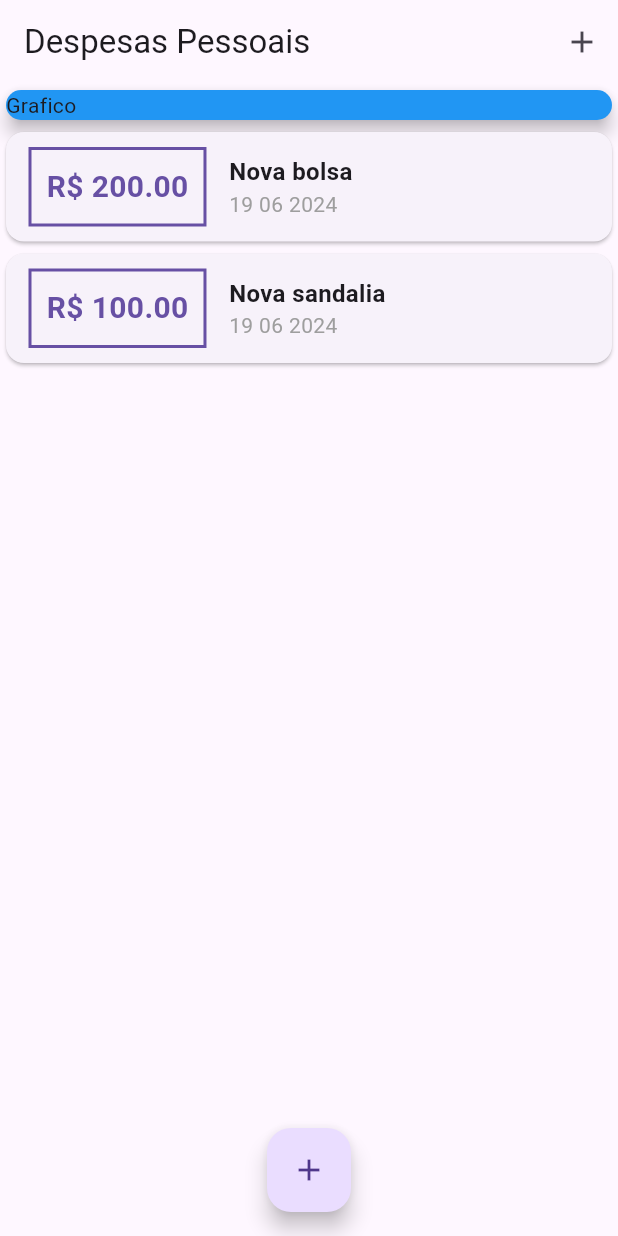
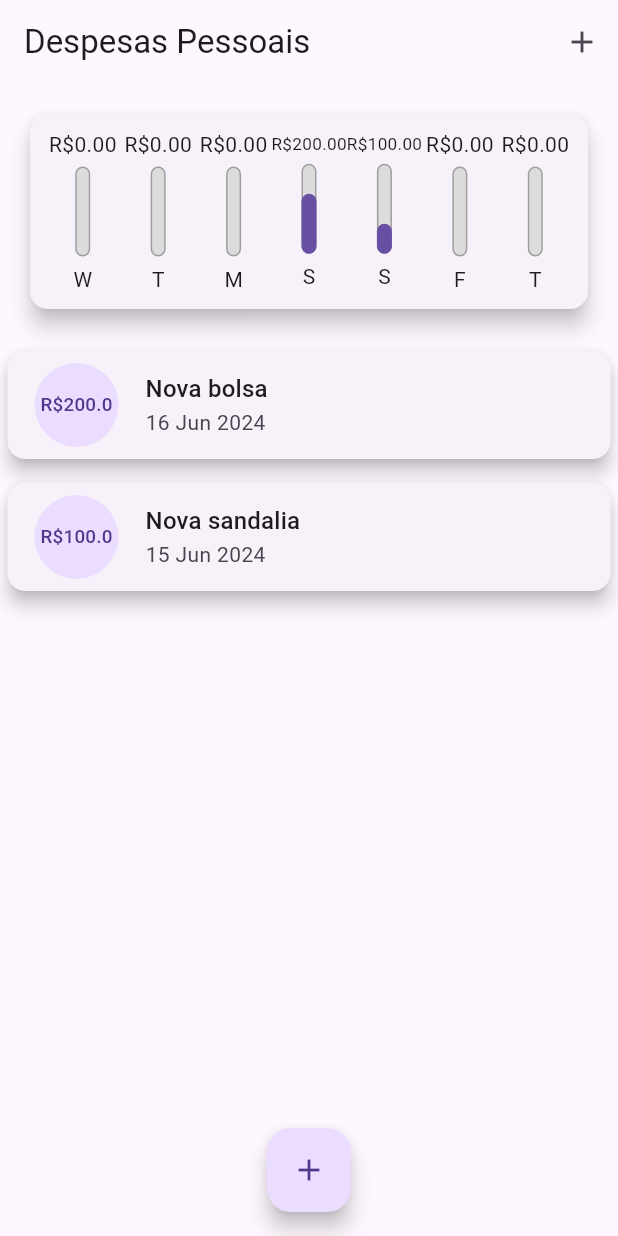
Before and after one commit to Beaads/Expenses, a Flutter app: the screen it shows after launch, on a phone screen of 412 x 824 dp. Run offline on Flutter 3.47's test engine with Material 3 defaults, Android fonts, the phone set to English and light mode, and no system bars.

Commit message:
continua implementaçao

```diff
--- /dev/null
+++ b/lib/components/chart.dart
@@ -0,0 +1,68 @@
+import 'package:expenses/components/chart_bar.dart';
+import 'package:expenses/models/transaction.dart';
+import 'package:flutter/cupertino.dart';
+import 'package:flutter/material.dart';
+import 'package:intl/intl.dart';
+
+class Chart extends StatelessWidget {
+  const Chart({
+    super.key,
+    required this.recentTransaction});
+
+  final List<Transaction> recentTransaction;
+
+  List<Map<String, Object>> get groupedTransactions {
+    return List.generate(7, (index) {
+      final weekDay = DateTime.now().subtract(
+        Duration(days: index),
+      );
+
+     double totalSum = 0.0;
+
+     for(var i = 0; i < recentTransaction.length; i++) {
+       bool sameDay = recentTransaction[i].date.day == weekDay.day;
+       bool sameMonth = recentTransaction[i].date.month == weekDay.month;
+       bool sameYear = recentTransaction[i].date.year == weekDay.year;
+
+       if(sameDay && sameMonth && sameYear) {
+         totalSum += recentTransaction[i].value;
+       }
+     }
+
+     return{
+       'day': DateFormat.E().format(weekDay)[0],
+      'value': totalSum,
+     };
+    });
+  }
+
+  double get _weekTotalValue {
+    return groupedTransactions.fold(0.0, (sum, tr) {
+      return sum + (tr['value'] as double);
+    });
+  }
+
+  @override
+  Widget build(BuildContext context) {
+    groupedTransactions;
+    return Card(
+      elevation: 6,
+      margin: const EdgeInsets.all(20),
+    child: Padding(
+      padding: const EdgeInsets.all(10),
+      child: Row(
+        mainAxisAlignment: MainAxisAlignment.spaceAround,
+        children: groupedTransactions.map((tr) {
+          return Flexible(
+            fit: FlexFit.tight,
+            child: ChartBar(
+                label: tr['day'].toString(),
+                value: tr['value'] as double,
+                percentage: (tr['value'] as double) / _weekTotalValue),
+          );
+      }).toList(),
+      ),
+    ),
+    );
+  }
+}
--- /dev/null
+++ b/lib/components/chart_bar.dart
@@ -0,0 +1,54 @@
+import 'package:flutter/material.dart';
+
+class ChartBar extends StatelessWidget {
+  const ChartBar({
+    super.key,
+  required this.label,
+  required this.value,
+  required this.percentage});
+
+  final String label;
+  final double value;
+  final double percentage;
+
+  @override
+  Widget build(BuildContext context) {
+    return Column(
+      children: [
+        FittedBox(
+            child: Text('R\$${value.toStringAsFixed(2)}')),
+        const SizedBox(height: 5),
+        SizedBox(
+          height: 60,
+          width: 10,
+          child: Stack(
+            alignment: Alignment.bottomCenter,
+            children: [
+              Container(
+                decoration: BoxDecoration(
+                  border: Border.all(
+                      color: Colors.grey,
+                      width: 1.0,
+                    ),
+                  color: Color.fromRGBO(220, 220, 220, 1),
+                  borderRadius: BorderRadius.circular(5),
+                  )
+                ),
+              FractionallySizedBox(
+                heightFactor: percentage,
+                child: Container(
+                  decoration: BoxDecoration(
+                    color: Theme.of(context).primaryColor,
+                    borderRadius: BorderRadius.circular(5),
+                  ),
+                ),
+              )
+            ],
+          ),
+        ),
+        SizedBox(height: 5),
+        Text(label),
+      ],
+    );
+  }
+}
--- a/lib/components/transaction_list.dart
+++ b/lib/components/transaction_list.dart
@@ -11,50 +11,34 @@ class TransactionList extends StatelessWidget {
 
   @override
   Widget build(BuildContext context) {
-    return  Container(
+    return  SizedBox(
       height: 300,
       child: ListView.builder(
         itemCount: transactions.length,
         itemBuilder: (ctx, index) {
           final tr = transactions[index];
           return Card(
-            child: Row(
-              children: [
-                Container(
-                  margin: const EdgeInsets.symmetric(
-                      horizontal: 15, vertical: 10),
-                  decoration: BoxDecoration(
-                      border: Border.all(
-                        color: Theme.of(context).primaryColor,
-                        width: 2,
-                      )),
-                  padding: const EdgeInsets.all(10),
-                  child: Text(
-                    'R\$ ${tr.value.toStringAsFixed(2)}',
-                    style: TextStyle(
-                      fontWeight: FontWeight.bold,
-                      fontSize: 20,
-                      color: Theme.of(context).primaryColor,
-                    ),
-                  ),
+            elevation: 5,
+            margin: const EdgeInsets.symmetric(
+              vertical: 8,
+              horizontal: 5
+            ),
+            child: ListTile(
+              leading: CircleAvatar(
+                radius: 30,
+                child: Padding(
+                  padding: const EdgeInsets.all(6),
+                  child: FittedBox(
+                      child: Text('R\$${tr.value}')),
                 ),
-                Column(
-                  crossAxisAlignment: CrossAxisAlignment.start,
-                  children: [
-                    Text(
-                      tr.title,
-                      style: const TextStyle(
-                        fontSize: 16,
-                        fontWeight: FontWeight.bold,
-                      ),
-                    ),
-                    Text(
-                      DateFormat('d MM y').format(tr.date),
-                      style: const TextStyle(color: Colors.grey),
-                    )
-                  ],
-                )
-              ],
+              ),
+              title: Text(
+                tr.title,
+                style: Theme.of(context).textTheme.titleMedium,
+              ),
+              subtitle: Text(
+                DateFormat('d MMM y').format(tr.date),
+              ),
             ),
           );
         }
--- a/lib/main.dart
+++ b/lib/main.dart
@@ -1,5 +1,6 @@
 import 'dart:math';
 
+import 'package:expenses/components/chart.dart';
 import 'package:expenses/components/transaction_form.dart';
 import 'package:flutter/material.dart';
 
@@ -33,10 +34,18 @@ class MyHomePage extends StatefulWidget {
 class _MyHomePageState extends State<MyHomePage> {
   final _transaction = [
     Transaction(
-        id: 't1', title: 'Nova bolsa', value: 200.00, date: DateTime.now()),
+        id: 't1', title: 'Nova bolsa', value: 200.00, date: DateTime.now().subtract(const Duration(days: 3))),
     Transaction(
-        id: 't2', title: 'Nova sandalia', value: 100.00, date: DateTime.now()),
+        id: 't2', title: 'Nova sandalia', value: 100.00, date: DateTime.now().subtract(const Duration(days: 4))),
   ];
+
+  List<Transaction> get _recentTransaction {
+    return _transaction.where((tr) {
+      return tr.date.isAfter(DateTime.now().subtract(
+        const Duration(days: 7)
+      ));
+    }).toList();
+  }
 
   _addTransaction(String title, double value) {
     final newTransaction = Transaction(
@@ -75,13 +84,7 @@ class _MyHomePageState extends State<MyHomePage> {
         child: Column(
           crossAxisAlignment: CrossAxisAlignment.stretch,
           children: [
-            Container(
-              child: const Card(
-                color: Colors.blue,
-                elevation: 5,
-                child: Text('Grafico'),
-              ),
-            ),
+            Chart(recentTransaction: _recentTransaction),
             TransactionList(_transaction),
           ],
         ),
```
